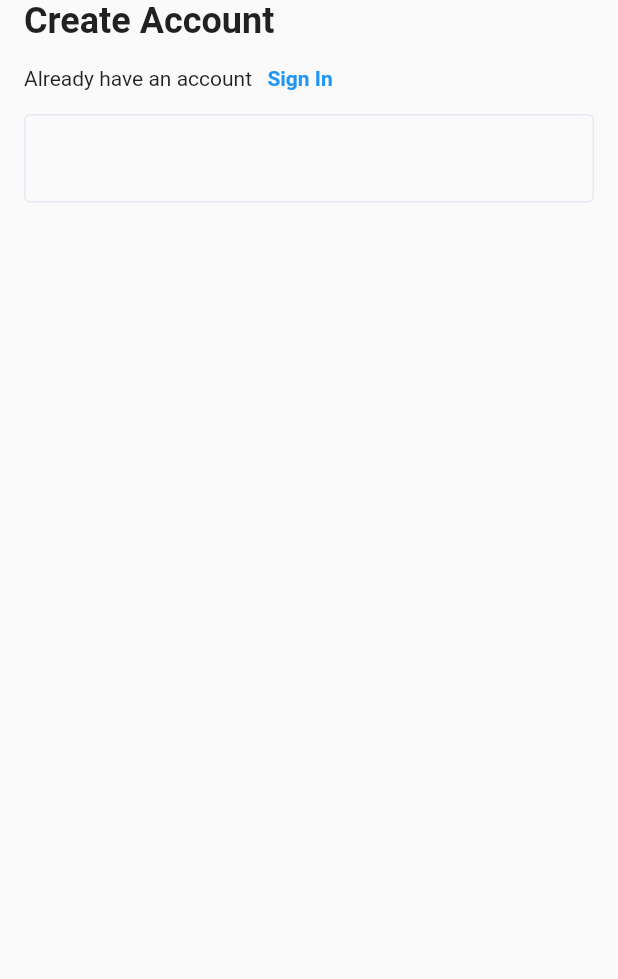
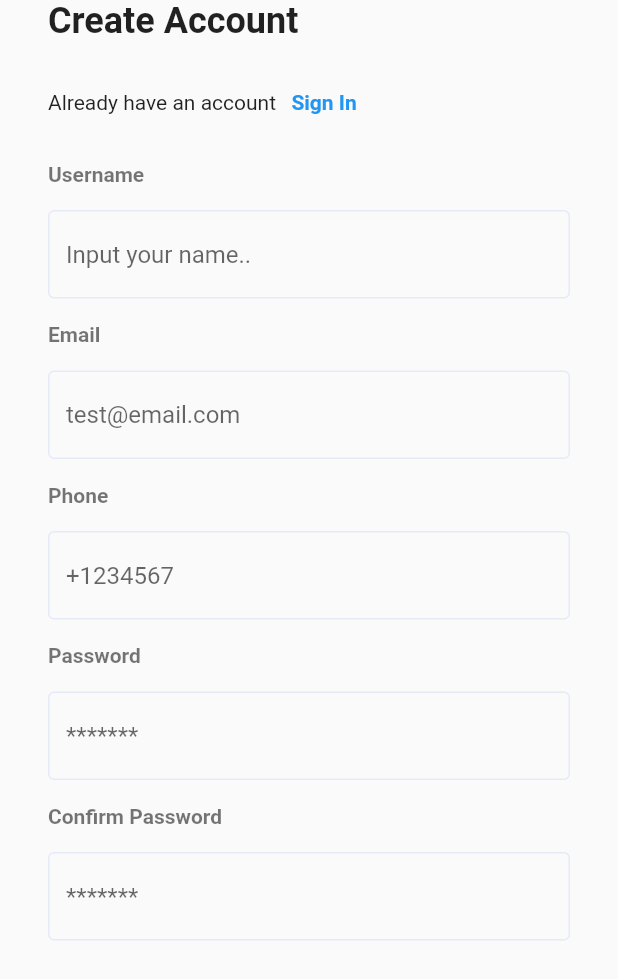
Before and after one commit to AlexGrin1/Flutter-example, a Flutter app: the screen it shows after launch, after a tap on "Sign Up", on a phone screen of 412 x 824 dp. Shown: the top 979 px of the screen. Run offline on Flutter 3.47's test engine with Material 2 defaults, Android fonts, the phone set to English and light mode, and no system bars; our stand-ins replace flutter_svg.

Commit message:
feat: added confirm form

```diff
--- a/ready_doctor_app/lib/constants.dart
+++ b/ready_doctor_app/lib/constants.dart
@@ -6,3 +6,9 @@ const  backgroundColor= Color(0xFFE85050);
 const redColor = Color(0xFFE85050);
 
 const  defaultPadding = 16.0;
+
+OutlineInputBorder textFieldBorder = OutlineInputBorder(
+  borderSide: BorderSide(
+    color: primaryColor.withOpacity(0.1)
+  )
+);
--- a/ready_doctor_app/lib/main.dart
+++ b/ready_doctor_app/lib/main.dart
@@ -13,9 +13,17 @@ class MyApp extends StatelessWidget {
       title: "Healthcare - Doctor Consultation App",
       theme: ThemeData(
         primarySwatch: Colors.blue,
+        primaryColor: primaryColor,
+        textTheme: Theme.of(context).textTheme.apply(displayColor: textColor),
         elevatedButtonTheme: ElevatedButtonThemeData(
           style: TextButton.styleFrom(padding: EdgeInsets.all(defaultPadding),
           ),
+        ),
+        inputDecorationTheme: InputDecorationTheme(
+
+          border:  textFieldBorder,
+          enabledBorder: textFieldBorder,
+          focusedBorder:  textFieldBorder,
         )
       ),
       home: WelcomeScreen()
--- a/ready_doctor_app/lib/screens/auth/sign_up_screen.dart
+++ b/ready_doctor_app/lib/screens/auth/sign_up_screen.dart
@@ -8,10 +8,11 @@ class SignUpScreen extends StatelessWidget {
   Widget build(BuildContext context) {
     return Scaffold(
       body: SafeArea(
-        child: Padding (
+        child: SingleChildScrollView(
+          padding:const EdgeInsets.symmetric(horizontal: defaultPadding),
+          child: Padding(
               padding: const EdgeInsets.symmetric(horizontal: defaultPadding),
               child: Column(
-
                 crossAxisAlignment: CrossAxisAlignment.start,
                 children: [
                   Text("Create Account",
@@ -19,6 +20,7 @@ class SignUpScreen extends StatelessWidget {
                           .textTheme
                           .headline5!
                           .copyWith(fontWeight: FontWeight.bold)),
+                  const SizedBox(height: defaultPadding),
                   Row(
                     children: [
                       Text("Already have an account"),
@@ -30,26 +32,78 @@ class SignUpScreen extends StatelessWidget {
                           ))
                     ],
                   ),
-            Form(
-              child: Column(
-                children: [
-                  TextFormField(
-                    decoration: InputDecoration(
-                      border: OutlineInputBorder(
-                        borderSide: BorderSide(color: primaryColor)
-                      ),
-                      enabledBorder: OutlineInputBorder (
-                     borderSide: BorderSide(color: primaryColor.withOpacity(0.1))
-                    ),
-                    )
-                  ),
+                  SignUpForm()
                 ],
-              ),
-            )
-          ],
-        )
+              )),
         ),
       ),
     );
   }
 }
+
+class SignUpForm extends StatelessWidget {
+  const SignUpForm({
+    Key? key,
+  }) : super(key: key);
+
+  @override
+  Widget build(BuildContext context) {
+    return Form(
+      child: Column(
+        crossAxisAlignment: CrossAxisAlignment.start,
+        children: [
+          const SizedBox(height: defaultPadding),
+          TextFieldName(text: "Username"),
+          TextFormField(
+              decoration: InputDecoration(
+            hintText: "Input your name..",
+          )),
+          const SizedBox(height: defaultPadding),
+          TextFieldName(text: "Email"),
+          TextFormField(
+            keyboardType: TextInputType.emailAddress,
+              decoration: InputDecoration(
+            hintText: "test@email.com",
+          )),
+          const SizedBox(height: defaultPadding),
+          TextFieldName(text: "Phone"),
+          TextFormField(
+            keyboardType: TextInputType.phone,
+              decoration: InputDecoration(
+            hintText: "+1234567",
+          )),
+          const SizedBox(height: defaultPadding),
+          TextFieldName(text: "Password"),
+          TextFormField(
+            obscureText: true,
+              decoration: InputDecoration(
+            hintText: "*******",
+          )),
+          const SizedBox(height: defaultPadding),
+          TextFieldName(text: "Confirm Password"),
+          TextFormField(
+            obscureText: true,
+              decoration: InputDecoration(
+            hintText: "*******",
+          )),
+        ],
+      ),
+    );
+  }
+}
+
+class TextFieldName extends StatelessWidget {
+  const TextFieldName({
+    Key? key,
+    required this.text,
+  }) : super(key: key);
+  final String text;
+  @override
+  Widget build(BuildContext context) {
+    return Padding(
+      padding: const EdgeInsets.only(bottom: defaultPadding),
+      child: Text(text,
+          style: TextStyle(fontWeight: FontWeight.w600, color: Colors.black54)),
+    );
+  }
+}
```
Lines whose indentation alone changed are shown as unchanged.
